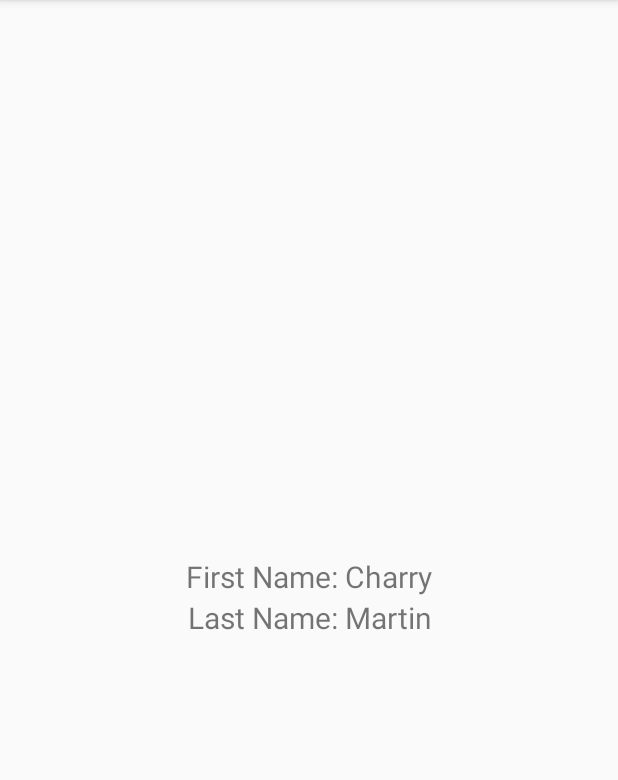
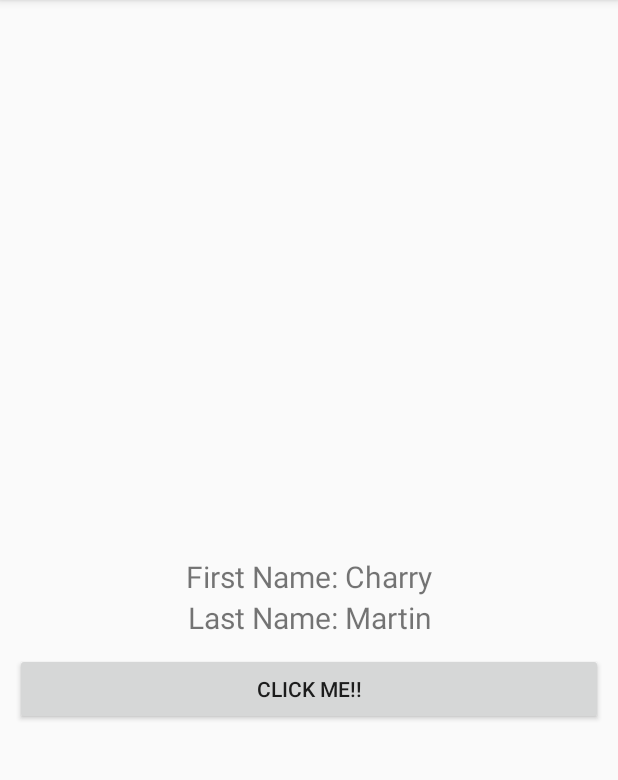
Before and after one commit to rahulyadav7001/DataBindingSample, an Android app: the screen it shows after launch (MainActivity), on a phone screen of 412 x 824 dp, the part 84-864 px from its top. Run offline under Robolectric (Android 15) with nearby library versions, the phone set to English and light mode, and no system bars; our stand-ins replace data binding.

Commit message:
Initial Commit.

```diff
--- a/app/src/main/java/com/ryandro/databindingsample/MainActivity.java
+++ b/app/src/main/java/com/ryandro/databindingsample/MainActivity.java
@@ -1,10 +1,13 @@
 package com.ryandro.databindingsample;
 
 import android.content.Intent;
+import android.databinding.BindingAdapter;
 import android.databinding.DataBindingUtil;
 import android.media.AudioRecord;
 import android.support.v7.app.AppCompatActivity;
 import android.os.Bundle;
+import android.view.View;
+import android.widget.Toast;
 
 import com.ryandro.databindingsample.databinding.ActivityMainBinding;
 import com.ryandro.databindingsample.dataobjects.UserDO;
@@ -20,5 +23,9 @@ public class MainActivity extends AppCompatActivity {
 
         UserDO userDO = new UserDO("Charry","Martin");
         binding.setUserDO(userDO);
+
+    }
+    public void onButtonClick(View view){
+        Toast.makeText(this,"Button Clicked",Toast.LENGTH_SHORT).show();
     }
 }
--- a/app/src/main/res/layout/activity_main.xml
+++ b/app/src/main/res/layout/activity_main.xml
@@ -5,10 +5,15 @@
 
     <data>
 
+        <import type="android.view.View" />
+
         <variable
-
             name="userDO"
             type="com.ryandro.databindingsample.dataobjects.UserDO" />
+
+        <variable
+            name="presenter"
+            type="com.ryandro.databindingsample.MainActivity" />
     </data>
 
     <android.support.constraint.ConstraintLayout
@@ -22,6 +27,7 @@
             android:layout_height="wrap_content"
             android:text='@{ "First Name: " + userDO.userName}'
             android:textSize="20sp"
+            android:visibility="@{ userDO.userName!=null ? View.VISIBLE : View.GONE }"
             app:layout_constraintBottom_toBottomOf="parent"
             app:layout_constraintLeft_toLeftOf="parent"
             app:layout_constraintRight_toRightOf="parent"
@@ -32,9 +38,19 @@
             android:layout_width="match_parent"
             android:layout_height="wrap_content"
             android:gravity="center"
-            android:text='@{ "Last Name: " + userDO.userLastName}'
+            android:text='@{ "Last Name: " + userDO.userLastName }'
             android:textSize="20sp"
+            android:visibility="@{ userDO.userLastName!=null ? View.VISIBLE : View.GONE }"
             app:layout_constraintTop_toBottomOf="@+id/tv_first" />
+
+        <Button
+            android:layout_width="match_parent"
+            android:layout_height="wrap_content"
+            android:layout_margin="10dp"
+            android:onClick="@{ presenter :: onButtonClick }"
+            android:text="Click Me!!"
+            app:layout_constraintTop_toBottomOf="@+id/tv_second" />
+
 
     </android.support.constraint.ConstraintLayout>
 </layout>
--- /dev/null
+++ b/settings.gradle
@@ -0,0 +1 @@
+include ':app'
```
Also changed, not shown: build.gradle (added, +27 -0 lines), gradle.properties (added, +13 -0 lines), gradle/wrapper/gradle-wrapper.properties (added), 3 other files.
